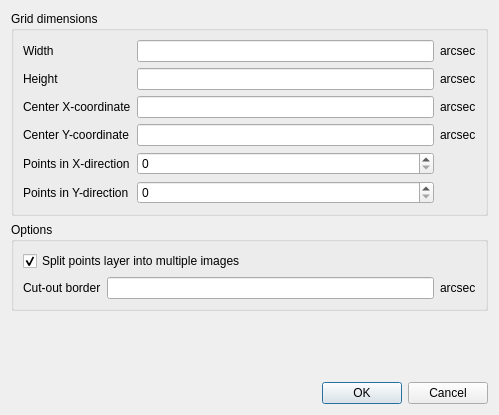
Before: the Qt Designer form pygrale/grale/editor/nullgriddialog.ui in j0r1/GRALE2, drawn with Qt 5.
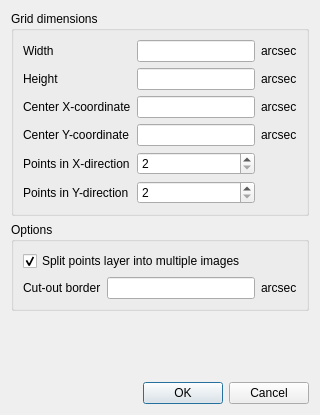
After: the same form once the commit is applied. Custom widgets are drawn as their Qt base class.

```diff
--- a/pygrale/grale/editor/nullgriddialog.ui
+++ b/pygrale/grale/editor/nullgriddialog.ui
@@ -6,7 +6,7 @@
    <rect>
     <x>0</x>
     <y>0</y>
-    <width>499</width>
+    <width>320</width>
     <height>415</height>
    </rect>
   </property>
@@ -102,7 +102,14 @@
              </widget>
             </item>
             <item row="4" column="1">
-             <widget class="QSpinBox" name="spinBox"/>
+             <widget class="QSpinBox" name="m_numXBox">
+              <property name="minimum">
+               <number>2</number>
+              </property>
+              <property name="maximum">
+               <number>1024</number>
+              </property>
+             </widget>
             </item>
             <item row="5" column="0">
              <widget class="QLabel" name="label_8">
@@ -112,7 +119,14 @@
              </widget>
             </item>
             <item row="5" column="1">
-             <widget class="QSpinBox" name="spinBox_2"/>
+             <widget class="QSpinBox" name="m_numYBox">
+              <property name="minimum">
+               <number>2</number>
+              </property>
+              <property name="maximum">
+               <number>1024</number>
+              </property>
+             </widget>
             </item>
            </layout>
           </item>
```
Left out of the diff: 12 changed lines with no effect on the pictures.
